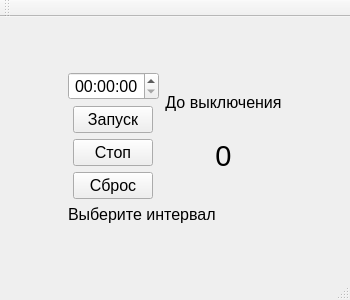
Above: mainwindow.ui from Lelius/TimerCompOff before the change. Below: the same form after it.
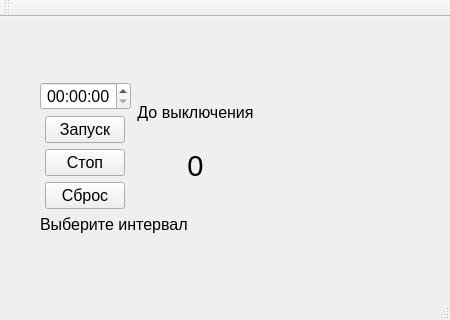
That is the form after the change. Icons and pictures are not drawn.

Diff of the .ui file:
```diff
--- a/mainwindow.ui
+++ b/mainwindow.ui
@@ -6,8 +6,8 @@
    <rect>
     <x>0</x>
     <y>0</y>
-    <width>350</width>
-    <height>300</height>
+    <width>450</width>
+    <height>320</height>
    </rect>
   </property>
   <property name="sizePolicy">
@@ -18,14 +18,14 @@
   </property>
   <property name="minimumSize">
    <size>
-    <width>350</width>
-    <height>300</height>
+    <width>450</width>
+    <height>320</height>
    </size>
   </property>
   <property name="maximumSize">
    <size>
-    <width>350</width>
-    <height>300</height>
+    <width>450</width>
+    <height>320</height>
    </size>
   </property>
   <property name="windowTitle">
@@ -204,7 +204,20 @@
       </item>
      </layout>
     </item>
-    <item row="1" column="2">
+    <item row="0" column="1">
+     <spacer name="verticalSpacer">
+      <property name="orientation">
+       <enum>Qt::Vertical</enum>
+      </property>
+      <property name="sizeHint" stdset="0">
+       <size>
+        <width>20</width>
+        <height>40</height>
+       </size>
+      </property>
+     </spacer>
+    </item>
+    <item row="1" column="3">
      <spacer name="horizontalSpacer_2">
       <property name="orientation">
        <enum>Qt::Horizontal</enum>
@@ -230,6 +243,50 @@
       </property>
      </spacer>
     </item>
+    <item row="1" column="0">
+     <spacer name="horizontalSpacer">
+      <property name="orientation">
+       <enum>Qt::Horizontal</enum>
+      </property>
+      <property name="sizeHint" stdset="0">
+       <size>
+        <width>40</width>
+        <height>20</height>
+       </size>
+      </property>
+     </spacer>
+    </item>
+    <item row="1" column="2">
+     <widget class="QWidget" name="widgetAnalog" native="true">
+      <property name="sizePolicy">
+       <sizepolicy hsizetype="Maximum" vsizetype="Maximum">
+        <horstretch>0</horstretch>
+        <verstretch>0</verstretch>
+       </sizepolicy>
+      </property>
+      <property name="minimumSize">
+       <size>
+        <width>150</width>
+        <height>150</height>
+       </size>
+      </property>
+      <property name="maximumSize">
+       <size>
+        <width>150</width>
+        <height>150</height>
+       </size>
+      </property>
+      <layout class="QVBoxLayout" name="verticalLayout_4">
+       <item>
+        <layout class="QHBoxLayout" name="horizontalLayoutAnalog">
+         <property name="sizeConstraint">
+          <enum>QLayout::SetMaximumSize</enum>
+         </property>
+        </layout>
+       </item>
+      </layout>
+     </widget>
+    </item>
    </layout>
   </widget>
   <widget class="QMenuBar" name="menuBar">
```
Left out of the diff: 28 changed lines with no effect on the pictures.
